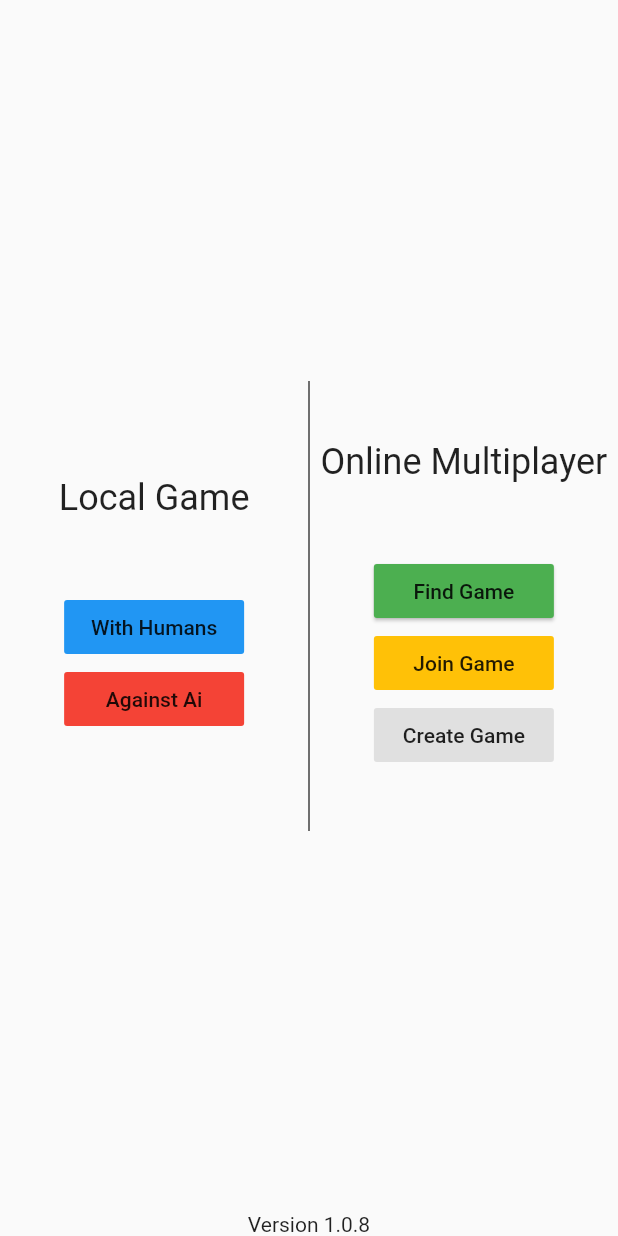
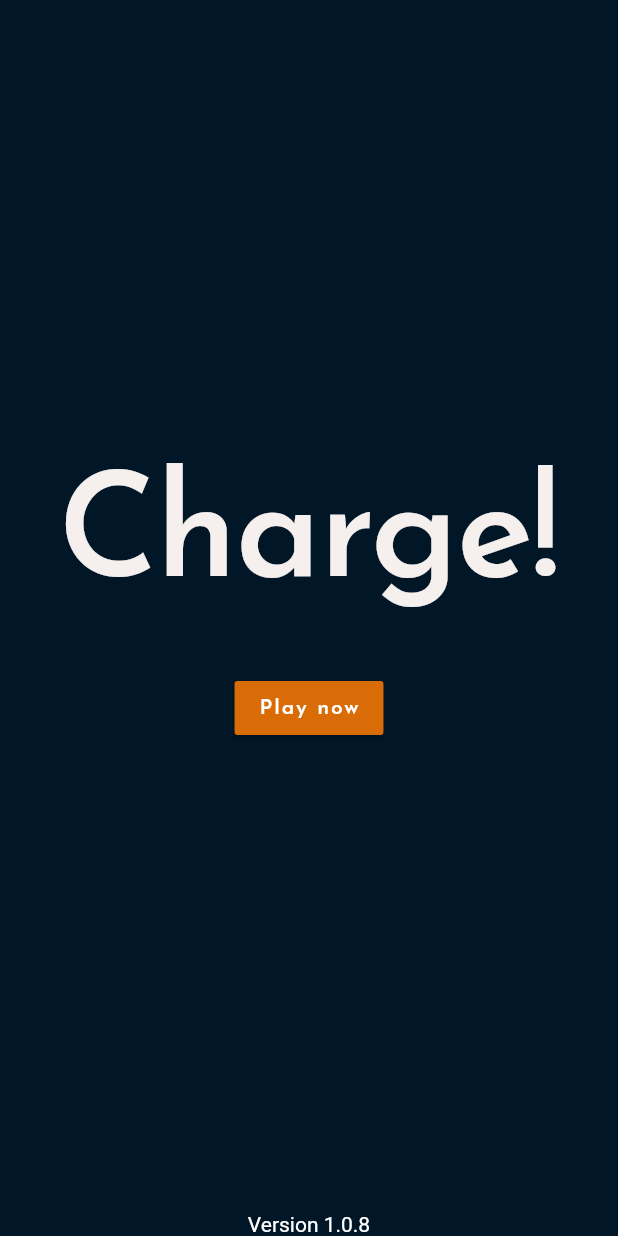
Before and after one commit to TimonBozzApps/LampsFlutter, a Flutter app: the screen it shows after launch, on a phone screen of 412 x 824 dp. Run offline on Flutter 3.47's test engine with Material 2 defaults, Android fonts, the phone set to English and light mode, and no system bars; our stand-ins replace cloud_firestore, cloud_functions, firebase_auth, google_fonts, package_info, rxdart and 1 more; accounts and stored records are empty.

Commit message:
new design

```diff
--- a/lib/main.dart
+++ b/lib/main.dart
@@ -10,6 +10,7 @@ import 'package:lamps3/onlinegameroute.dart';
 import 'package:lamps3/gamewidget.dart';
 import 'package:lamps3/online.dart';
 import 'package:lamps3/onlinesetupdialogs.dart';
+import 'package:lamps3/theme.dart';
 import 'package:package_info/package_info.dart';
 import 'aigame.dart';
 
@@ -19,11 +20,7 @@ void main() {
 
   runApp(MaterialApp(
     title: 'Lamps',
-    theme: ThemeData(
-      cardColor: Colors.white,
-      backgroundColor: Colors.grey.shade200,
-      accentColor: Colors.amber,
-    ),
+    theme: lampsTheme,
     home: Home(),
     debugShowCheckedModeBanner: false,
   ));
@@ -87,25 +84,30 @@ class HomeState extends State<Home> {
           children: <Widget>[
             Expanded(
               child: Center(
-                  child: Row(
-                    children: <Widget>[
-                      Flexible(
-                          flex: 1,
-                          child: Center(child: _localButtons)
-                      ),
-                      Container(
-                        height: 300,
-                        width: 1,
-                        color: Colors.grey.shade800,
-                      ),
-                      Flexible(
-                        flex: 1,
-                          child: Center(child: _multiplayerButtons)
-                      )
-                    ],
-                  )
+                child: Column(
+                  mainAxisAlignment: MainAxisAlignment.center,
+                  children: <Widget>[
+                    Text("Charge!", style: Theme.of(context).textTheme.headline1,),
+                    SizedBox(height: 40,),
+                    RaisedButton(
+                      elevation: 1,
+                      color: Theme.of(context).accentColor,
+                      colorBrightness: Theme.of(context).accentColorBrightness,
+                      child: Text("Play now", style: Theme.of(context).textTheme.button,),
+                      onPressed: () {
+                        Navigator.push(context, MaterialPageRoute(
+                          builder: (context) => LocalGameRoute(
+                              LocalAiGame(
+                                  GameState(6, 4, {"&&AI&&1", "&&AI&&2", "4", "&&AI&&3"}.toList()),
+                                  SimpleRuleAgent(), true)),
+                        ));
+                      },
+                    ),
+                  ],
+                ),
               ),
             ),
+            Container(),
             if (!kIsWeb)
               FutureBuilder<PackageInfo>(
                   future: PackageInfo.fromPlatform(),
@@ -116,7 +118,7 @@ class HomeState extends State<Home> {
                   }
               ),
             if (kIsWeb)
-              Text("Web version 0.12.2")
+              Text("Web version 0.13.1 - beautiful")
           ],
         ),
       );
@@ -126,102 +128,4 @@ class HomeState extends State<Home> {
       ),
     );
   }
-
-  Widget get _localButtons => Column(
-    mainAxisSize: MainAxisSize.min,
-    children: <Widget>[
-      Text("Local Game",
-        style: Theme.of(context).textTheme.headline5,
-        textAlign: TextAlign.center,
-      ),
-      SizedBox(height: 48,),
-      Container(
-        width: 120,
-        child: RaisedButton(
-          elevation: 0,
-          color: Colors.blue,
-          child: Text("With Humans"),
-          onPressed: () {
-            showDialog(
-              context: context,
-              builder: (context) => LocalGameSetup(),
-            ).then((value) {
-              if (value == null)
-                return;
-              Navigator.push(context, MaterialPageRoute(
-                builder: (context) => LocalGameRoute(
-                    LocalGame(GameState(value['sizeX'], value['sizeY'], value['players']))),
-              ));
-            });
-          },
-        ),
-      ),
-      Container(
-        width: 120,
-        child: RaisedButton(
-          elevation: 0,
-          color: Colors.red,
-          child: Text("Against Ai"),
-          onPressed: () {
-            Navigator.push(context, MaterialPageRoute(
-              builder: (context) => LocalGameRoute(
-                  LocalAiGame(GameState(5, 5, {"1", "&&AI&&1"}.toList()), SimpleRuleAgent(), false)),
-            ));
-          },
-        ),
-      ),
-    ],
-  );
-
-  Widget get _multiplayerButtons => Column(
-    mainAxisSize: MainAxisSize.min,
-    children: <Widget>[
-      Text("Online Multiplayer",
-        style: Theme.of(context).textTheme.headline5,
-        textAlign: TextAlign.center,
-      ),
-      SizedBox(height: 48,),
-      Container(
-        width: 120,
-        child: RaisedButton(
-          elevation: 1,
-          color: Colors.green,
-          child: Text("Find Game"),
-          onPressed: () {
-            Navigator.push(context, MaterialPageRoute(
-              builder: (context) => LocalGameRoute(
-                  LocalAiGame(GameState(8, 6, {"&&AI&&1", "&&AI&&2", "4", "&&AI&&3"}.toList()), SimpleRuleAgent(), true)),
-            ));
-          },
-        ),
-      ),
-      Container(
-        width: 120,
-        child: RaisedButton(
-          elevation: 0,
-          color: Colors.amber,
-          child: Text("Join Game"),
-          onPressed: () {
-            showDialog(
-              context: context,
-              builder: (context) => MultiplayerGameJoin(_onlineApi),
-            );
-          },
-        ),
-      ),
-      Container(
-        width: 120,
-        child: RaisedButton(
-          child: Text("Create Game"),
-          elevation: 0,
-          onPressed: () {
-            showDialog(
-              context: context,
-              builder: (context) => MultiplayerGameSetup(_onlineApi),
-            );
-          },
-        ),
-      ),
-    ],
-  );
 }
--- a/pubspec.yaml
+++ b/pubspec.yaml
@@ -17,6 +17,8 @@ dependencies:
   cloud_firestore: 0.13.4+2
   cloud_functions: 0.4.2+3
   package_info: 0.4.0+16
+  google_fonts: ^0.4.0
+  vibration: 1.2.4
 
 dev_dependencies:
   flutter_test:
```
Also changed, not shown: lib/game.dart (+4 -5 lines), lib/gamewidget.dart (+14 -13 lines), lib/localgameroute.dart (+58 -40 lines), lib/theme.dart (added, +48 -0 lines), pubspec.lock.
